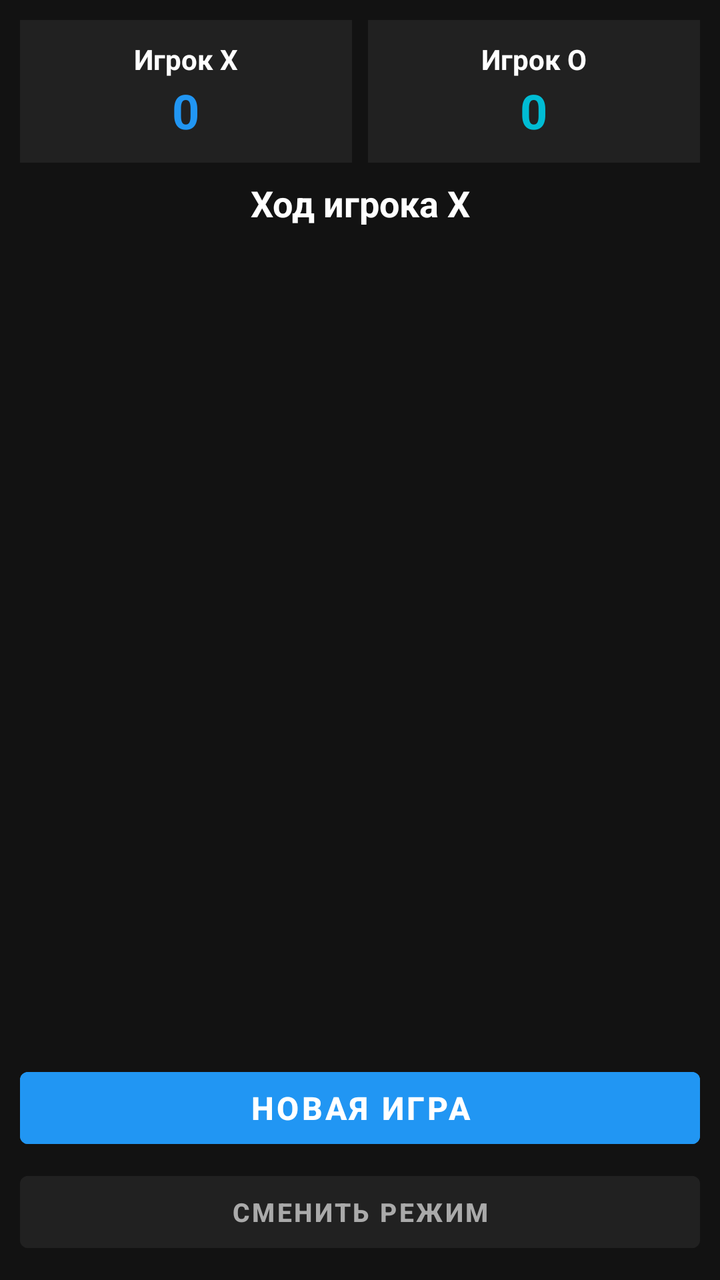
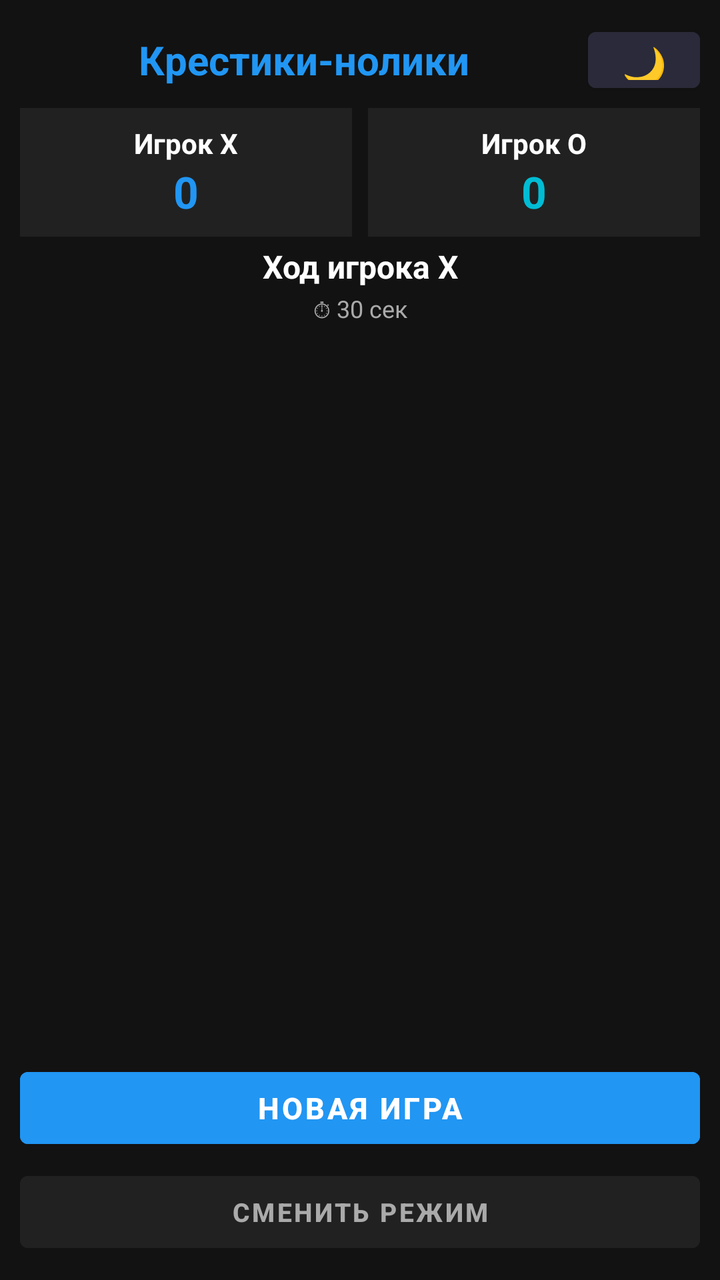

An Android layout rendered at two revisions. The XML below is the earlier revision; the diff shows what the commit changed to produce the second picture.
<!-- AndroidManifest.xml: application theme Theme.TicTacToe -->
<!-- res/layout/activity_main.xml -->
<?xml version="1.0" encoding="utf-8"?>
<LinearLayout xmlns:android="http://schemas.android.com/apk/res/android"
    android:layout_width="match_parent"
    android:layout_height="match_parent"
    android:orientation="vertical"
    android:background="#121212"
    android:padding="10dp">

    <LinearLayout
        android:layout_width="match_parent"
        android:layout_height="wrap_content"
        android:orientation="horizontal"
        android:layout_marginBottom="4dp">

        <LinearLayout
            android:id="@+id/playerXPanel"
            android:layout_width="0dp"
            android:layout_height="wrap_content"
            android:layout_weight="1"
            android:orientation="vertical"
            android:gravity="center"
            android:padding="10dp"
            android:background="#212121"
            android:layout_marginEnd="4dp">

            <TextView
                android:id="@+id/playerXName"
                android:layout_width="wrap_content"
                android:layout_height="wrap_content"
                android:text="Игрок X"
                android:textColor="#FFFFFF"
                android:textSize="14sp"
                android:textStyle="bold" />

            <TextView
                android:id="@+id/playerXScore"
                android:layout_width="wrap_content"
                android:layout_height="wrap_content"
                android:text="0"
                android:textColor="#2196F3"
                android:textSize="24sp"
                android:textStyle="bold" />
        </LinearLayout>

        <LinearLayout
            android:id="@+id/playerOPanel"
            android:layout_width="0dp"
            android:layout_height="wrap_content"
            android:layout_weight="1"
            android:orientation="vertical"
            android:gravity="center"
            android:padding="10dp"
            android:background="#212121"
            android:layout_marginStart="4dp">

            <TextView
                android:id="@+id/playerOName"
                android:layout_width="wrap_content"
                android:layout_height="wrap_content"
                android:text="Игрок O"
                android:textColor="#FFFFFF"
                android:textSize="14sp"
                android:textStyle="bold" />

            <TextView
                android:id="@+id/playerOScore"
                android:layout_width="wrap_content"
                android:layout_height="wrap_content"
                android:text="0"
                android:textColor="#00BCD4"
                android:textSize="24sp"
                android:textStyle="bold" />
        </LinearLayout>
    </LinearLayout>

    <TextView
        android:id="@+id/statusText"
        android:layout_width="match_parent"
        android:layout_height="wrap_content"
        android:text="Ход игрока X"
        android:textColor="#FFFFFF"
        android:textSize="18sp"
        android:textStyle="bold"
        android:gravity="center"
        android:layout_marginTop="4dp"
        android:layout_marginBottom="6dp" />

    <LinearLayout
        android:id="@+id/boardContainer"
        android:layout_width="match_parent"
        android:layout_height="0dp"
        android:layout_weight="1"
        android:orientation="vertical"
        android:layout_marginBottom="6dp" />

    <Button
        android:id="@+id/newGameBtn"
        android:layout_width="match_parent"
        android:layout_height="wrap_content"
        android:text="НОВАЯ ИГРА"
        android:textSize="16sp"
        android:textStyle="bold"
        android:textColor="#FFFFFF"
        android:backgroundTint="#2196F3"
        android:layout_marginBottom="4dp" />

    <Button
        android:id="@+id/changeModeBtn"
        android:layout_width="match_parent"
        android:layout_height="wrap_content"
        android:text="СМЕНИТЬ РЕЖИМ"
        android:textSize="13sp"
        android:textStyle="bold"
        android:textColor="#AAAAAA"
        android:backgroundTint="#212121" />

</LinearLayout>
<!-- resources referenced by this layout -->
<resources>
  <style name="Theme.TicTacToe" parent="Theme.MaterialComponents.DayNight.NoActionBar">
          <item name="colorPrimary">#2196F3</item>
          <item name="colorPrimaryVariant">#1976D2</item>
          <item name="colorOnPrimary">#FFFFFF</item>
          <item name="android:statusBarColor">#121212</item>
          <item name="android:windowBackground">#121212</item>
      </style>
</resources>

<!-- the commit's change to res/layout/activity_main.xml (unified diff, before → after) -->
@@ -1,10 +1,40 @@
 <?xml version="1.0" encoding="utf-8"?>
 <LinearLayout xmlns:android="http://schemas.android.com/apk/res/android"
+    android:id="@+id/rootLayout"
     android:layout_width="match_parent"
     android:layout_height="match_parent"
     android:orientation="vertical"
     android:background="#121212"
     android:padding="10dp">
+
+    <LinearLayout
+        android:layout_width="match_parent"
+        android:layout_height="wrap_content"
+        android:orientation="horizontal"
+        android:gravity="center_vertical"
+        android:layout_marginBottom="4dp">
+
+        <TextView
+            android:layout_width="0dp"
+            android:layout_height="wrap_content"
+            android:layout_weight="1"
+            android:text="Крестики-нолики"
+            android:textColor="#2196F3"
+            android:textSize="20sp"
+            android:textStyle="bold"
+            android:gravity="center" />
+
+        <Button
+            android:id="@+id/themeBtn"
+            android:layout_width="wrap_content"
+            android:layout_height="40dp"
+            android:text="🌙"
+            android:textSize="18sp"
+            android:backgroundTint="#2A2A3A"
+            android:textColor="#FFFFFF"
+            android:minWidth="50dp" />
+
+    </LinearLayout>
 
     <LinearLayout
         android:layout_width="match_parent"
@@ -19,7 +49,7 @@
             android:layout_weight="1"
             android:orientation="vertical"
             android:gravity="center"
-            android:padding="10dp"
+            android:padding="8dp"
             android:background="#212121"
             android:layout_marginEnd="4dp">
 
@@ -38,7 +68,7 @@
                 android:layout_height="wrap_content"
                 android:text="0"
                 android:textColor="#2196F3"
-                android:textSize="24sp"
+                android:textSize="22sp"
                 android:textStyle="bold" />
         </LinearLayout>
 
@@ -49,7 +79,7 @@
             android:layout_weight="1"
             android:orientation="vertical"
             android:gravity="center"
-            android:padding="10dp"
+            android:padding="8dp"
             android:background="#212121"
             android:layout_marginStart="4dp">
 
@@ -68,7 +98,7 @@
                 android:layout_height="wrap_content"
                 android:text="0"
                 android:textColor="#00BCD4"
-                android:textSize="24sp"
+                android:textSize="22sp"
                 android:textStyle="bold" />
         </LinearLayout>
     </LinearLayout>
@@ -79,10 +109,19 @@
         android:layout_height="wrap_content"
         android:text="Ход игрока X"
         android:textColor="#FFFFFF"
-        android:textSize="18sp"
+        android:textSize="16sp"
         android:textStyle="bold"
         android:gravity="center"
-        android:layout_marginTop="4dp"
+        android:layout_marginBottom="2dp" />
+
+    <TextView
+        android:id="@+id/timerText"
+        android:layout_width="match_parent"
+        android:layout_height="wrap_content"
+        android:text="⏱ 30 сек"
+        android:textColor="#AAAAAA"
+        android:textSize="12sp"
+        android:gravity="center"
         android:layout_marginBottom="6dp" />
 
     <LinearLayout
@@ -98,7 +137,7 @@
         android:layout_width="match_parent"
         android:layout_height="wrap_content"
         android:text="НОВАЯ ИГРА"
-        android:textSize="16sp"
+        android:textSize="15sp"
         android:textStyle="bold"
         android:textColor="#FFFFFF"
         android:backgroundTint="#2196F3"
